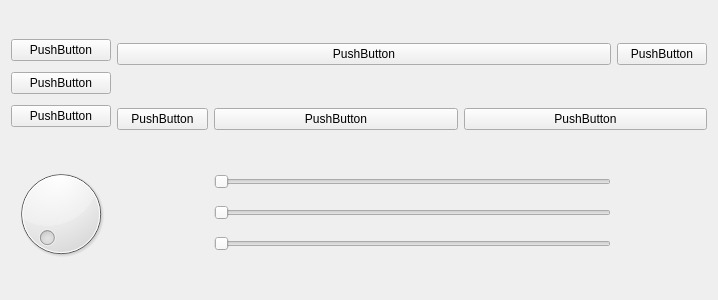
The window that server/test_ui/ultimate_test.ui (rmatsuda21/VizUI) describes before a commit, drawn with Qt 5.
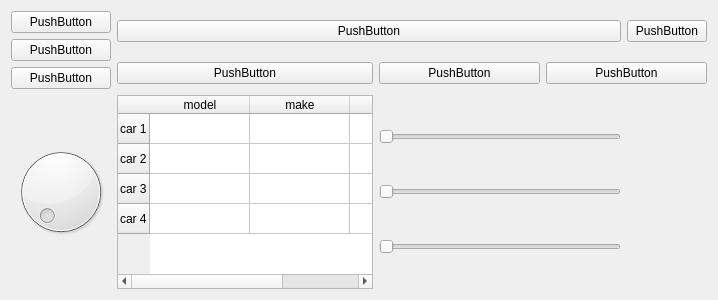
The same window after the commit.

Diff of the .ui file:
```diff
--- a/server/test_ui/ultimate_test.ui
+++ b/server/test_ui/ultimate_test.ui
@@ -84,7 +84,47 @@
       <widget class="QDial" name="dial"/>
      </item>
      <item row="2" column="1">
-      <layout class="QVBoxLayout" name="verticalLayout_2"/>
+      <layout class="QVBoxLayout" name="verticalLayout_2">
+       <item>
+        <widget class="QTableWidget" name="tableWidget">
+         <row>
+          <property name="text">
+           <string>car 1</string>
+          </property>
+         </row>
+         <row>
+          <property name="text">
+           <string>car 2</string>
+          </property>
+         </row>
+         <row>
+          <property name="text">
+           <string>car 3</string>
+          </property>
+         </row>
+         <row>
+          <property name="text">
+           <string>car 4</string>
+          </property>
+         </row>
+         <column>
+          <property name="text">
+           <string>model</string>
+          </property>
+         </column>
+         <column>
+          <property name="text">
+           <string>make</string>
+          </property>
+         </column>
+         <column>
+          <property name="text">
+           <string>price</string>
+          </property>
+         </column>
+        </widget>
+       </item>
+      </layout>
      </item>
      <item row="2" column="2">
       <layout class="QVBoxLayout" name="verticalLayout_3">
```
Left out of the diff: 3 changed lines with no effect on the pictures.
